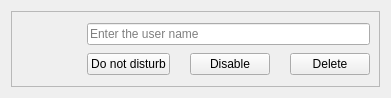
The window that zapzap/ui/ui_card_user.ui (rafatosta/zapzap) describes before a commit, drawn with Qt 5.
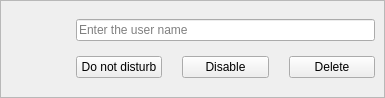
The same window after the commit.

The edit to the form file:
```diff
--- a/zapzap/ui/ui_card_user.ui
+++ b/zapzap/ui/ui_card_user.ui
@@ -6,7 +6,7 @@
    <rect>
     <x>0</x>
     <y>0</y>
-    <width>372</width>
+    <width>385</width>
     <height>98</height>
    </rect>
   </property>
@@ -14,6 +14,21 @@
    <string>Form</string>
   </property>
   <layout class="QHBoxLayout" name="horizontalLayout_2">
+   <property name="spacing">
+    <number>0</number>
+   </property>
+   <property name="leftMargin">
+    <number>0</number>
+   </property>
+   <property name="topMargin">
+    <number>0</number>
+   </property>
+   <property name="rightMargin">
+    <number>0</number>
+   </property>
+   <property name="bottomMargin">
+    <number>0</number>
+   </property>
    <item>
     <widget class="QFrame" name="frame">
      <property name="styleSheet">
@@ -46,6 +61,20 @@
         <property name="toolTip">
          <string>&lt;html&gt;&lt;head/&gt;&lt;body&gt;&lt;p&gt;Click to generate new colors for the icon&lt;/p&gt;&lt;/body&gt;&lt;/html&gt;</string>
         </property>
+        <property name="styleSheet">
+         <string notr="true">QPushButton {
+                border: none;
+                border-radius: none;
+                qproperty-flat: true;
+            }
+
+QPushButton:hover {
+                border: 1px solid #D0D4D8;
+				border-radius: 6px;
+				
+                
+            }</string>
+        </property>
         <property name="text">
          <string/>
         </property>
```
Left out of the diff: 2 changed lines with no effect on the pictures.
